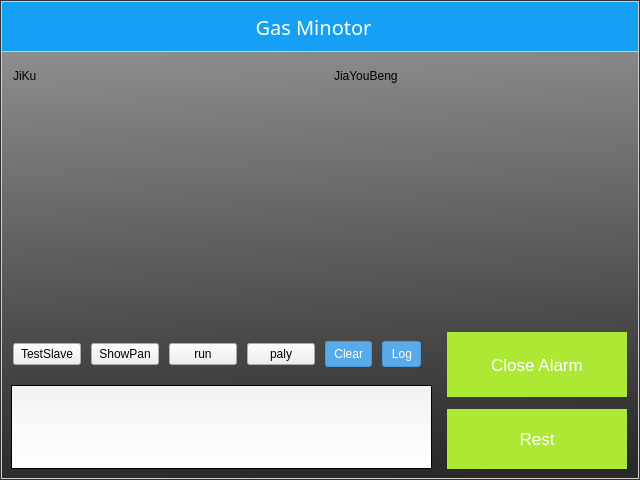
First picture: the form in form/mainform.ui, repository kyyblabla/gas_check, before the edit.
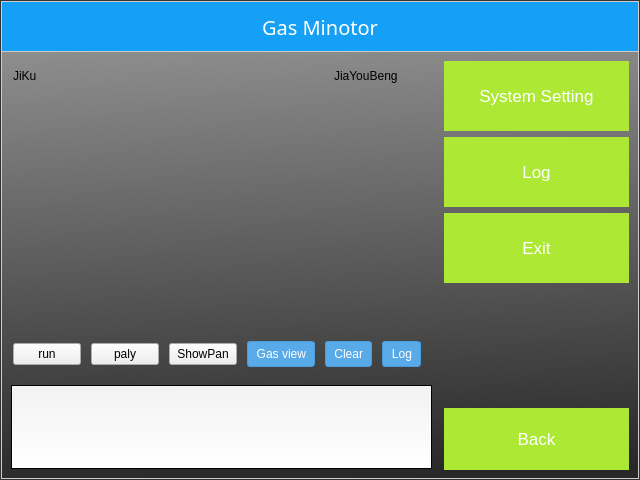
Second picture: the form after the edit. Icons and pictures are not drawn.

```diff
--- a/form/mainform.ui
+++ b/form/mainform.ui
@@ -96,7 +96,7 @@
 	 
 }</string>
         </property>
-        <layout class="QHBoxLayout" name="horizontalLayout_4" stretch="1,0">
+        <layout class="QHBoxLayout" name="horizontalLayout_4" stretch="1">
          <property name="margin">
           <number>9</number>
          </property>
@@ -124,22 +124,6 @@
            </property>
           </widget>
          </item>
-         <item>
-          <widget class="QLabel" name="label_11">
-           <property name="toolTip">
-            <string/>
-           </property>
-           <property name="midLineWidth">
-            <number>0</number>
-           </property>
-           <property name="text">
-            <string/>
-           </property>
-           <property name="pixmap">
-            <pixmap resource="../rs/myrs.qrc">:/top.png</pixmap>
-           </property>
-          </widget>
-         </item>
         </layout>
        </widget>
       </item>
@@ -148,6 +132,9 @@
         <property name="topMargin">
          <number>0</number>
         </property>
+        <property name="rightMargin">
+         <number>0</number>
+        </property>
         <property name="bottomMargin">
          <number>0</number>
         </property>
@@ -335,20 +322,6 @@
                   </property>
                  </spacer>
                 </item>
-                <item>
-                 <widget class="QPushButton" name="pushButton">
-                  <property name="text">
-                   <string>TestSlave</string>
-                  </property>
-                 </widget>
-                </item>
-                <item>
-                 <widget class="QPushButton" name="pushButton_4">
-                  <property name="text">
-                   <string>ShowPan</string>
-                  </property>
-                 </widget>
-                </item>
                 <item>
                  <widget class="QPushButton" name="pushButton_3">
                   <property name="text">
@@ -363,6 +336,23 @@
                   </property>
                  </widget>
                 </item>
+                <item>
+                 <widget class="QPushButton" name="pushButton_4">
+                  <property name="text">
+                   <string>ShowPan</string>
+                  </property>
+                 </widget>
+                </item>
+                <item>
+                 <widget class="QLabel" name="label_21">
+                  <property name="text">
+                   <string>Gas view</string>
+                  </property>
+                  <property name="alignment">
+                   <set>Qt::AlignRight|Qt::AlignTrailing|Qt::AlignVCenter</set>
+                  </property>
+                 </widget>
+                </item>
                 <item>
                  <widget class="QLabel" name="label_14">
                   <property name="text">
@@ -442,7 +432,7 @@
          </layout>
         </item>
         <item>
-         <widget class="QWidget" name="widget_4" native="true">
+         <widget class="QStackedWidget" name="stackedWidget_4">
           <property name="sizePolicy">
            <sizepolicy hsizetype="Fixed" vsizetype="Preferred">
             <horstretch>0</horstretch>
@@ -456,32 +446,42 @@
            </size>
           </property>
           <property name="styleSheet">
-           <string notr="true">QWidget#widget_4{
-   background-color:none;
+           <string notr="true">QWidget#stackedWidget_4Page1,QWidget#page_3{
+   	background:none;
 }
 
-QLabel#label_9,QLabel#label_10{
+QLabel#label_9,QLabel#label_10,QLabel#label_16,QLabel#label_17,QLabel#label_18,QLabel#label_19,QLabel#label_20{
      color:#fff;
-	  background-color:#ACE834;;
+	 background-color:#ACE834;
      font-size:13pt;
 }
 
-QLabel#label_9:hover,QLabel#label_10:hover{
+QLabel#label_9:hover,QLabel#label_10:hover,QLabel#label_16:hover,QLabel#label_17:hover,QLabel#label_18:hover,QLabel#label_19:hover,QLabel#label_20:hover{
     background-color: rgb(171, 231, 0);
 }
 
 
 QLabel#label_9{  
-	 margin-bottom:5px;
+	  
 }
 
-QLabel#label_10{  
-	 margin-top:1px;
-	 margin-bottom:9px;
+QLabel#label_19,QLabel#label_20{  
+	 margin-bottom:8px;
+      
 }</string>
           </property>
-          <layout class="QVBoxLayout" name="verticalLayout_2" stretch="0,2,0,0">
+          <property name="currentIndex">
+           <number>1</number>
+          </property>
+          <widget class="QWidget" name="stackedWidget_4Page1">
+           <layout class="QVBoxLayout" name="verticalLayout_8">
            <property name="leftMargin">
+             <number>7</number>
+            </property>
+            <property name="topMargin">
+             <number>0</number>
+            </property>
+            <property name="rightMargin">
             <number>9</number>
            </property>
            <property name="bottomMargin">
@@ -496,7 +496,7 @@
    border-style:solid;
 }</string>
              </property>
-             <layout class="QVBoxLayout" name="verticalLayout_8">
+              <layout class="QHBoxLayout" name="horizontalLayout_7">
               <property name="spacing">
                <number>0</number>
               </property>
@@ -514,7 +514,7 @@
              <property name="sizeHint" stdset="0">
               <size>
                <width>20</width>
-               <height>115</height>
+                <height>187</height>
               </size>
              </property>
             </spacer>
@@ -569,7 +569,177 @@
              </property>
             </widget>
            </item>
-          </layout>
+            <item>
+             <widget class="QLabel" name="label_19">
+              <property name="enabled">
+               <bool>true</bool>
+              </property>
+              <property name="minimumSize">
+               <size>
+                <width>0</width>
+                <height>70</height>
+               </size>
+              </property>
+              <property name="styleSheet">
+               <string notr="true"/>
+              </property>
+              <property name="text">
+               <string>Option</string>
+              </property>
+              <property name="alignment">
+               <set>Qt::AlignCenter</set>
+              </property>
+             </widget>
+            </item>
+           </layout>
+          </widget>
+          <widget class="QWidget" name="page_3">
+           <property name="styleSheet">
+            <string notr="true"/>
+           </property>
+           <layout class="QVBoxLayout" name="verticalLayout_11">
+            <property name="spacing">
+             <number>6</number>
+            </property>
+            <property name="leftMargin">
+             <number>6</number>
+            </property>
+            <property name="topMargin">
+             <number>9</number>
+            </property>
+            <property name="rightMargin">
+             <number>9</number>
+            </property>
+            <property name="bottomMargin">
+             <number>0</number>
+            </property>
+            <item>
+             <widget class="QLabel" name="label_16">
+              <property name="enabled">
+               <bool>false</bool>
+              </property>
+              <property name="minimumSize">
+               <size>
+                <width>0</width>
+                <height>70</height>
+               </size>
+              </property>
+              <property name="styleSheet">
+               <string notr="true"/>
+              </property>
+              <property name="text">
+               <string>System Setting</string>
+              </property>
+              <property name="textFormat">
+               <enum>Qt::AutoText</enum>
+              </property>
+              <property name="alignment">
+               <set>Qt::AlignCenter</set>
+              </property>
+              <property name="margin">
+               <number>5</number>
+              </property>
+             </widget>
+            </item>
+            <item>
+             <widget class="QLabel" name="label_17">
+              <property name="enabled">
+               <bool>false</bool>
+              </property>
+              <property name="minimumSize">
+               <size>
+                <width>0</width>
+                <height>70</height>
+               </size>
+              </property>
+              <property name="styleSheet">
+               <string notr="true"/>
+              </property>
+              <property name="text">
+               <string>Log</string>
+              </property>
+              <property name="textFormat">
+               <enum>Qt::AutoText</enum>
+              </property>
+              <property name="alignment">
+               <set>Qt::AlignCenter</set>
+              </property>
+              <property name="margin">
+               <number>5</number>
+              </property>
+             </widget>
+            </item>
+            <item>
+             <widget class="QLabel" name="label_18">
+              <property name="enabled">
+               <bool>false</bool>
+              </property>
+              <property name="minimumSize">
+               <size>
+                <width>0</width>
+                <height>70</height>
+               </size>
+              </property>
+              <property name="styleSheet">
+               <string notr="true"/>
+              </property>
+              <property name="text">
+               <string>Exit</string>
+              </property>
+              <property name="textFormat">
+               <enum>Qt::AutoText</enum>
+              </property>
+              <property name="alignment">
+               <set>Qt::AlignCenter</set>
+              </property>
+              <property name="margin">
+               <number>5</number>
+              </property>
+             </widget>
+            </item>
+            <item>
+             <spacer name="verticalSpacer_2">
+              <property name="orientation">
+               <enum>Qt::Vertical</enum>
+              </property>
+              <property name="sizeHint" stdset="0">
+               <size>
+                <width>20</width>
+                <height>40</height>
+               </size>
+              </property>
+             </spacer>
+            </item>
+            <item>
+             <widget class="QLabel" name="label_20">
+              <property name="enabled">
+               <bool>false</bool>
+              </property>
+              <property name="minimumSize">
+               <size>
+                <width>0</width>
+                <height>70</height>
+               </size>
+              </property>
+              <property name="styleSheet">
+               <string notr="true"/>
+              </property>
+              <property name="text">
+               <string>Back</string>
+              </property>
+              <property name="textFormat">
+               <enum>Qt::AutoText</enum>
+              </property>
+              <property name="alignment">
+               <set>Qt::AlignCenter</set>
+              </property>
+              <property name="margin">
+               <number>5</number>
+              </property>
+             </widget>
+            </item>
+           </layout>
+          </widget>
          </widget>
         </item>
        </layout>
```
Left out of the diff: 4 changed lines with no effect on the pictures. Lines whose indentation alone changed are shown as unchanged.
